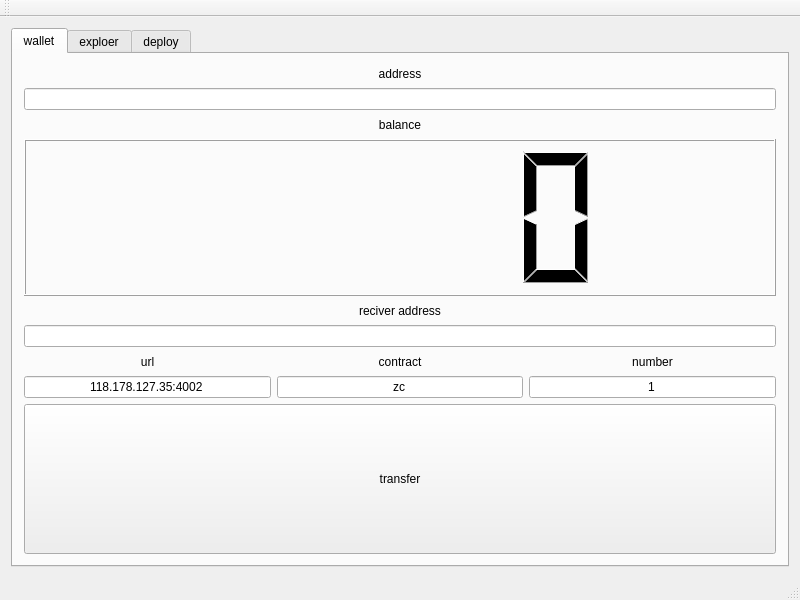
t2dk49580/OriginWallet, file MainWindow.ui: the form before one commit.
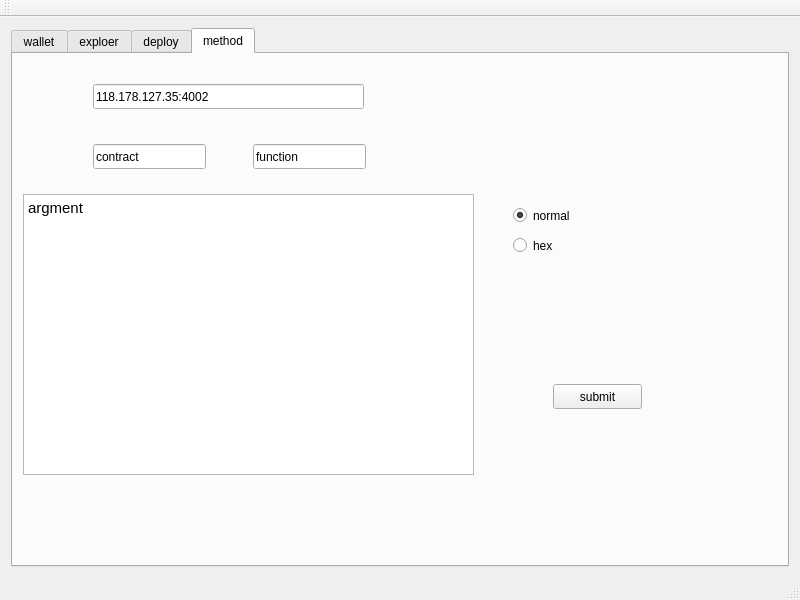
The form after the commit. The open tabs and pages were chosen to show the change.

What changed in the file:
```diff
--- a/MainWindow.ui
+++ b/MainWindow.ui
@@ -487,6 +487,109 @@
         </item>
        </layout>
       </widget>
+      <widget class="QWidget" name="tab_4">
+       <attribute name="title">
+        <string>method</string>
+       </attribute>
+       <widget class="QLineEdit" name="le_method">
+        <property name="geometry">
+         <rect>
+          <x>240</x>
+          <y>90</y>
+          <width>113</width>
+          <height>25</height>
+         </rect>
+        </property>
+        <property name="text">
+         <string>function</string>
+        </property>
+       </widget>
+       <widget class="QTextEdit" name="te_arg">
+        <property name="geometry">
+         <rect>
+          <x>10</x>
+          <y>140</y>
+          <width>451</width>
+          <height>281</height>
+         </rect>
+        </property>
+        <property name="html">
+         <string>&lt;!DOCTYPE HTML PUBLIC &quot;-//W3C//DTD HTML 4.0//EN&quot; &quot;http://www.w3.org/TR/REC-html40/strict.dtd&quot;&gt;
+&lt;html&gt;&lt;head&gt;&lt;meta name=&quot;qrichtext&quot; content=&quot;1&quot; /&gt;&lt;style type=&quot;text/css&quot;&gt;
+p, li { white-space: pre-wrap; }
+&lt;/style&gt;&lt;/head&gt;&lt;body style=&quot; font-family:'Ubuntu'; font-size:11pt; font-weight:400; font-style:normal;&quot;&gt;
+&lt;p style=&quot; margin-top:0px; margin-bottom:0px; margin-left:0px; margin-right:0px; -qt-block-indent:0; text-indent:0px;&quot;&gt;argment&lt;/p&gt;&lt;/body&gt;&lt;/html&gt;</string>
+        </property>
+       </widget>
+       <widget class="QPushButton" name="pushButton_2">
+        <property name="geometry">
+         <rect>
+          <x>540</x>
+          <y>330</y>
+          <width>89</width>
+          <height>25</height>
+         </rect>
+        </property>
+        <property name="text">
+         <string>submit</string>
+        </property>
+       </widget>
+       <widget class="QLineEdit" name="le_method_contract">
+        <property name="geometry">
+         <rect>
+          <x>80</x>
+          <y>90</y>
+          <width>113</width>
+          <height>25</height>
+         </rect>
+        </property>
+        <property name="text">
+         <string>contract</string>
+        </property>
+       </widget>
+       <widget class="QRadioButton" name="rb_normal">
+        <property name="geometry">
+         <rect>
+          <x>500</x>
+          <y>150</y>
+          <width>112</width>
+          <height>23</height>
+         </rect>
+        </property>
+        <property name="text">
+         <string>normal</string>
+        </property>
+        <property name="checked">
+         <bool>true</bool>
+        </property>
+       </widget>
+       <widget class="QRadioButton" name="rb_hex">
+        <property name="geometry">
+         <rect>
+          <x>500</x>
+          <y>180</y>
+          <width>112</width>
+          <height>23</height>
+         </rect>
+        </property>
+        <property name="text">
+         <string>hex</string>
+        </property>
+       </widget>
+       <widget class="QLineEdit" name="le_method_url">
+        <property name="geometry">
+         <rect>
+          <x>80</x>
+          <y>30</y>
+          <width>271</width>
+          <height>25</height>
+         </rect>
+        </property>
+        <property name="text">
+         <string>118.178.127.35:4002</string>
+        </property>
+       </widget>
+      </widget>
      </widget>
     </item>
    </layout>
```
